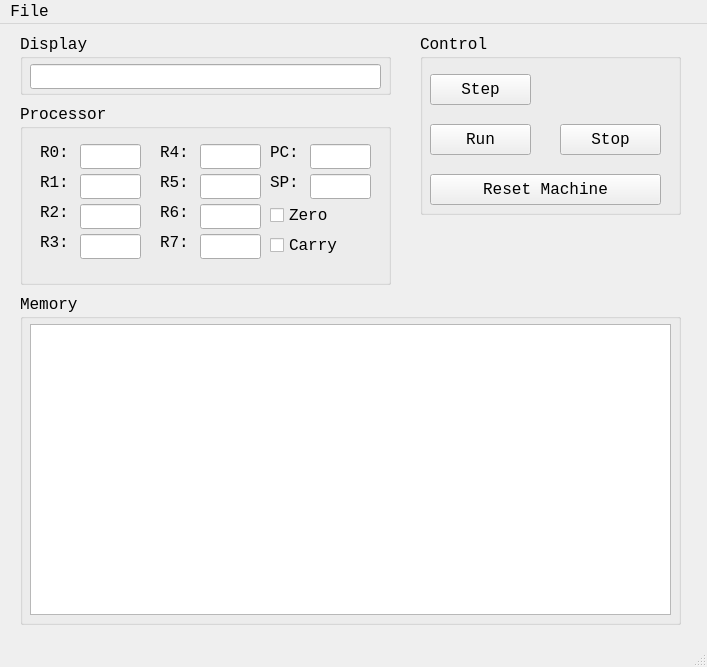
Before: the Qt Designer form src/MainWindow.ui in g0mb4/tvm, drawn with Qt 5.
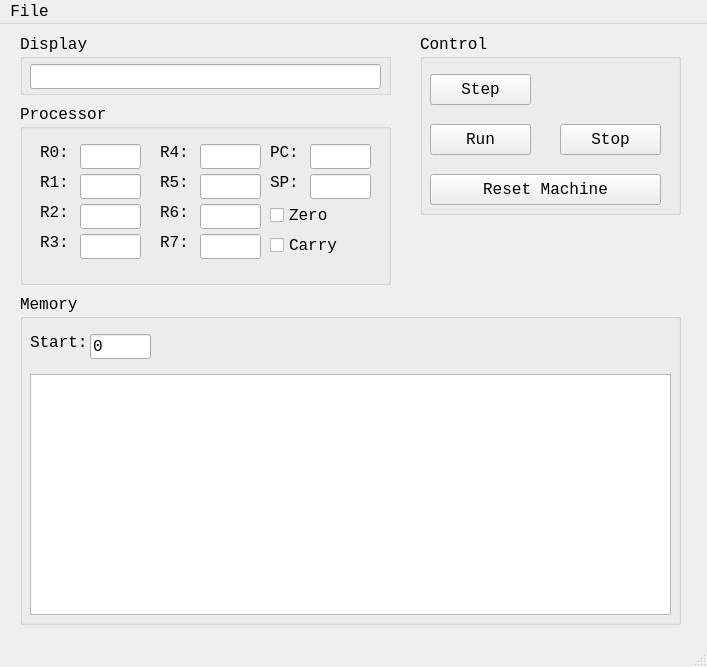
After: the same form once the commit is applied.

What changed in the file:
```diff
--- a/src/MainWindow.ui
+++ b/src/MainWindow.ui
@@ -36,15 +36,50 @@
      <property name="geometry">
       <rect>
        <x>10</x>
-       <y>30</y>
+       <y>80</y>
        <width>641</width>
-       <height>291</height>
+       <height>241</height>
       </rect>
      </property>
+     <property name="verticalScrollBarPolicy">
+      <enum>Qt::ScrollBarAlwaysOff</enum>
+     </property>
+     <property name="horizontalScrollBarPolicy">
+      <enum>Qt::ScrollBarAlwaysOff</enum>
+     </property>
      <property name="readOnly">
       <bool>true</bool>
      </property>
     </widget>
+    <widget class="QLineEdit" name="txb_memory_start">
+     <property name="geometry">
+      <rect>
+       <x>70</x>
+       <y>40</y>
+       <width>61</width>
+       <height>25</height>
+      </rect>
+     </property>
+     <property name="text">
+      <string>0</string>
+     </property>
+     <property name="readOnly">
+      <bool>false</bool>
+     </property>
+    </widget>
+    <widget class="QLabel" name="label_11">
+     <property name="geometry">
+      <rect>
+       <x>10</x>
+       <y>40</y>
+       <width>61</width>
+       <height>17</height>
+      </rect>
+     </property>
+     <property name="text">
+      <string>Start:</string>
+     </property>
+    </widget>
    </widget>
    <widget class="QGroupBox" name="groupBox_2">
     <property name="geometry">
```
